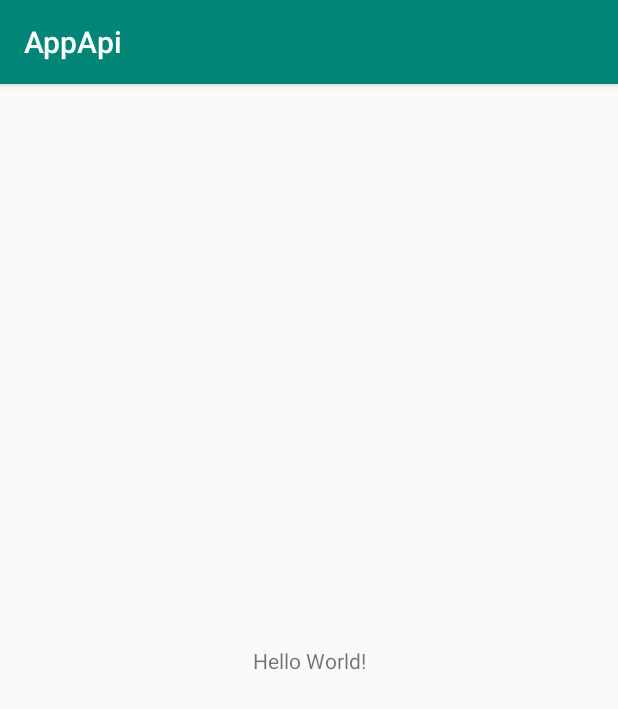
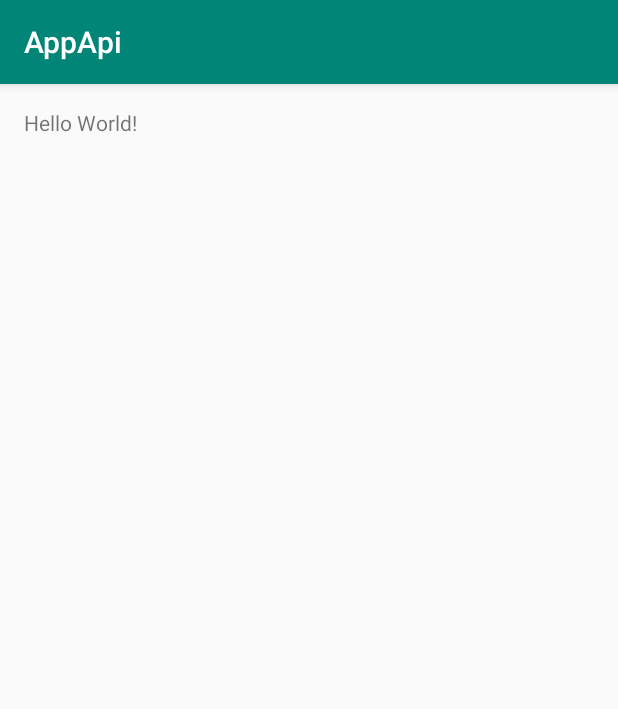
Before and after one commit to newtonjrfs/AppApi, an Android app: the screen it shows after launch (MainActivity), on a phone screen of 412 x 824 dp. Shown: the top 709 px of the screen. Run offline under Robolectric (Android 15) with nearby library versions, the phone set to English and light mode, and no system bars.

Commit message:
busca por titulos realizada

```diff
--- a/app/src/main/AndroidManifest.xml
+++ b/app/src/main/AndroidManifest.xml
@@ -1,7 +1,10 @@
 <?xml version="1.0" encoding="utf-8"?>
 <manifest xmlns:android="http://schemas.android.com/apk/res/android"
+    xmlns:dist="http://schemas.android.com/apk/distribution"
     package="com.example.appapi">
-    <uses-permission android:name="android.permission.INTERNET"/>
+
+    <dist:module dist:instant="true"/>
+    <uses-permission android:name="android.permission.INTERNET"></uses-permission>
 
     <application
         android:allowBackup="true"
--- a/app/src/main/java/com/example/appapi/MainActivity.kt
+++ b/app/src/main/java/com/example/appapi/MainActivity.kt
@@ -2,11 +2,55 @@ package com.example.appapi
 
 import androidx.appcompat.app.AppCompatActivity
 import android.os.Bundle
+import android.util.Log
+import android.widget.Toast
+import com.example.appapi.api.Api
+import com.example.appapi.model.film.Filmes
+import com.example.appapi.model.film.FilmesResultado
+import kotlinx.android.synthetic.main.activity_main.*
+import retrofit2.Call
+import retrofit2.Callback
+import retrofit2.Response
+import retrofit2.Retrofit
+import retrofit2.converter.gson.GsonConverterFactory
 
 class MainActivity : AppCompatActivity() {
 
     override fun onCreate(savedInstanceState: Bundle?) {
         super.onCreate(savedInstanceState)
         setContentView(R.layout.activity_main)
+
+        val retrofit = Retrofit.Builder()
+                .baseUrl("http://swapi.co/api/")
+                .addConverterFactory(GsonConverterFactory.create())
+                .build()
+
+
+        val apiServices = retrofit.create(Api::class.java)
+
+        val call = apiServices.listFilmes()
+
+
+
+        call.enqueue(object : Callback<FilmesResultado> {
+            override fun onFailure(call: Call<FilmesResultado>, t: Throwable) {
+                Log.d("resposta","on failure")
+
+
+            }
+
+            override fun onResponse(call: Call<FilmesResultado>, response: Response<FilmesResultado>) {
+                Log.d("resposta","on sucess")
+                val cont = response.body()!!.count
+                var tete = ""
+                for (i in 0 .. cont-1){
+                    tete = "${tete} \n- " + response.body()?.results?.get(i)?.title
+                }
+
+                texto.setText("${tete}")
+                //Toast.makeText(this@MainActivity,"${tete}",Toast.LENGTH_LONG).show()
+            }
+        })
+
     }
 }
--- /dev/null
+++ b/app/src/main/java/com/example/appapi/api/Api.kt
@@ -0,0 +1,12 @@
+package com.example.appapi.api
+
+import com.example.appapi.model.film.FilmesResultado
+import retrofit2.Call
+import retrofit2.http.GET
+
+interface Api {
+
+    @GET("films/")
+    fun listFilmes() : Call<FilmesResultado>
+
+}
--- a/app/src/main/java/com/example/appapi/model/especies/Especies.kt
+++ b/app/src/main/java/com/example/appapi/model/especies/Especies.kt
@@ -1,7 +1,7 @@
 package com.example.appapi.model.especies
 
+import com.example.appapi.model.film.Filmes
 import com.example.appapi.model.pessoas.Pessoas
-import com.example.appapi.model.film.Filmes
 
 data class Especies(
         val average_height: String?, // 100
--- a/app/src/main/java/com/example/appapi/model/pessoas/PessoasResultados.kt
+++ b/app/src/main/java/com/example/appapi/model/pessoas/PessoasResultados.kt
@@ -6,5 +6,5 @@ data class PessoasResultados(
         val count: Int?, // 7
         val next: Any?, // null
         val previous: Any?, // null
-        val filmes: List<Filmes>?
+        val filmes: List<Pessoas>?
 )
--- a/app/src/main/res/layout/activity_main.xml
+++ b/app/src/main/res/layout/activity_main.xml
@@ -7,8 +7,13 @@
     tools:context=".MainActivity">
 
     <TextView
-        android:layout_width="wrap_content"
-        android:layout_height="wrap_content"
+        android:id="@+id/texto"
+        android:layout_width="0dp"
+        android:layout_height="0dp"
+        android:layout_marginLeft="16dp"
+        android:layout_marginTop="16dp"
+        android:layout_marginRight="16dp"
+        android:layout_marginBottom="16dp"
         android:text="Hello World!"
         app:layout_constraintBottom_toBottomOf="parent"
         app:layout_constraintLeft_toLeftOf="parent"
```
Also changed, not shown: app/src/main/java/com/example/appapi/model/film/Filmes.kt (+14 -20 lines), app/src/main/java/com/example/appapi/model/film/FilmesResultado.kt (+4 -5 lines).
